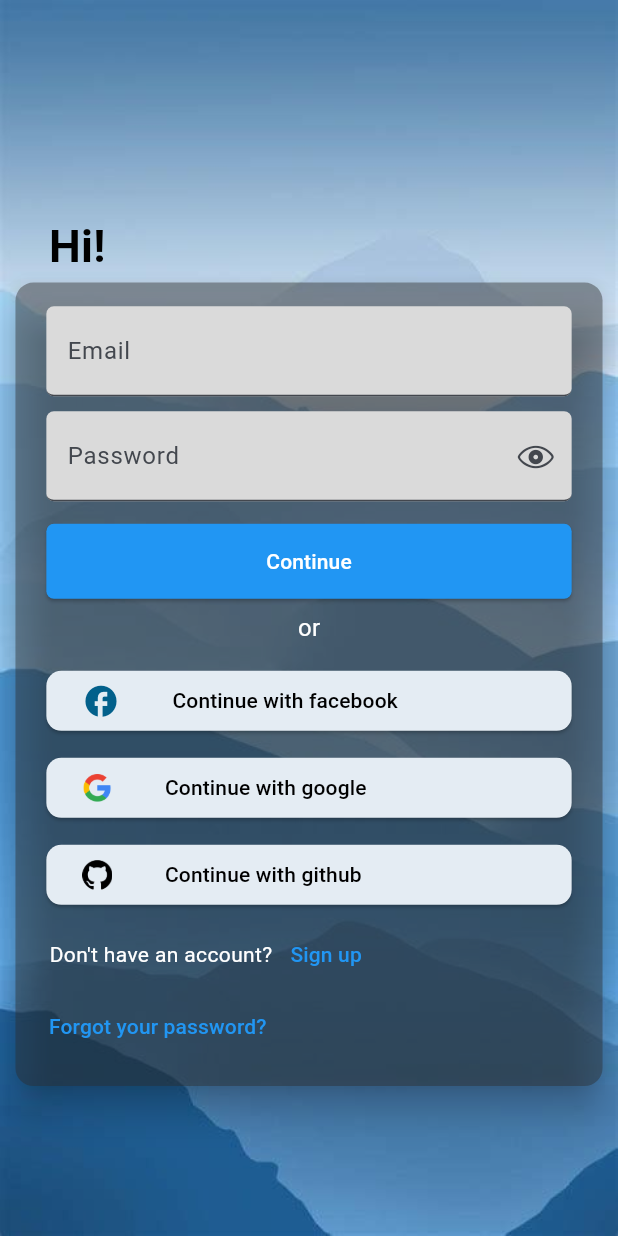
After one commit to marcoaudev/firebase_auth, a Flutter app: the screen it shows after launch, on a phone screen of 412 x 824 dp. The commit adds this screen. Run offline on Flutter 3.47's test engine with Material 3 defaults, Android fonts, the phone set to English and light mode, and no system bars; our stand-ins replace equatable, firebase_auth, firebase_core, flutter_mobx, mobx; accounts and stored records are empty; generated files the repository leaves out were written again.

Commit message:
Seu commit disfarçado

```diff
--- a/lib/app/app.dart
+++ b/lib/app/app.dart
@@ -1,5 +1,5 @@
-import 'package:auth/app/auth/ui/pages/sign_up_page.dart';
-import 'package:auth/app/auth/ui/pages/welcome_page.dart';
+import 'package:auth/app/auth/ui/screens/sign_up_page.dart';
+import 'package:auth/app/auth/ui/screens/sign_in_page.dart';
 import 'package:flutter/material.dart';
 
 class App extends StatelessWidget {
@@ -15,7 +15,7 @@ class App extends StatelessWidget {
         colorScheme: ColorScheme.fromSeed(seedColor: Colors.blue),
       ),
       routes: {
-        "/": (context) => const WelcomePage(),
+        "/": (context) => const SignInPage(),
         "/signup": (context) => const SignUpPage(),
       },
     );
--- /dev/null
+++ b/lib/app/auth/data/datasources/user_auth_data_sources.dart
@@ -0,0 +1,15 @@
+import 'package:auth/app/auth/data/models/user_model.dart';
+
+abstract class UserAuthDataSource {
+
+  Future<UserModel> signUpWithEmailAndPassword({
+    required String email,
+    required String password,
+  });
+
+  Future<UserModel> signInWithEmailAndPassword({
+    required String email,
+    required String password,
+  });
+
+}
--- /dev/null
+++ b/lib/app/auth/data/datasources/user_auth_data_sources_impl.dart
@@ -0,0 +1,58 @@
+import 'package:auth/app/auth/data/models/user_model.dart';
+import 'package:firebase_auth/firebase_auth.dart' as firebase_auth;
+import 'package:auth/app/auth/data/datasources/user_auth_data_sources.dart';
+
+
+
+class AuthUserDataSourceFirebase implements UserAuthDataSource {
+  AuthUserDataSourceFirebase({
+    firebase_auth.FirebaseAuth? firebaseAuth,
+  }) : _firebaseAuth = firebaseAuth ?? firebase_auth.FirebaseAuth.instance;
+
+  final firebase_auth.FirebaseAuth _firebaseAuth;
+
+
+  @override
+  Future<UserModel> signUpWithEmailAndPassword({
+    required String email,
+    required String password,
+  }) async {
+    try {
+      firebase_auth.UserCredential credential =
+          await _firebaseAuth.createUserWithEmailAndPassword(
+        email: email,
+        password: password,
+      );
+
+      if (credential.user == null) {
+        throw Exception('Sign up failed: The user is null after sign up.');
+      }
+
+      return UserModel.fromJson(credential);
+    } catch (error) {
+      throw Exception('Sign up failed: $error');
+    }
+  }
+
+  @override
+  Future<UserModel> signInWithEmailAndPassword({
+    required String email,
+    required String password,
+  }) async {
+    try {
+      firebase_auth.UserCredential credential =
+          await _firebaseAuth.signInWithEmailAndPassword(
+        email: email,
+        password: password,
+      );
+
+      if (credential.user == null) {
+        throw Exception('Sign in failed: The user is null after sign in.');
+      }
+
+      return UserModel.fromJson(credential);
+    } catch (error) {
+      throw Exception('Sign in failed: $error');
+    }
+  }
+}
--- /dev/null
+++ b/lib/app/auth/data/models/user_model.dart
@@ -0,0 +1,13 @@
+import 'package:auth/app/auth/domain/entities/user_entity.dart';
+import 'package:firebase_auth/firebase_auth.dart';
+
+class UserModel extends UserEntity {
+  const UserModel({required super.id, required super.email});
+
+  factory UserModel.fromJson(UserCredential user) {
+    return UserModel(
+      id: user.user?.uid ?? "ID Nulo",
+      email: user.user?.email ?? "Email Nulo",
+    );
+  }
+}
--- /dev/null
+++ b/lib/app/auth/data/repositories/user_repository_impl.dart
@@ -0,0 +1,32 @@
+import 'package:auth/app/auth/data/datasources/user_auth_data_sources.dart';
+import 'package:auth/app/auth/domain/entities/user_entity.dart';
+import 'package:auth/app/auth/domain/repositories/user_repository.dart';
+
+class UserRepositoryImpl implements UserRepository{
+  final UserAuthDataSource dataSource;
+
+  UserRepositoryImpl(this.dataSource);
+
+  @override
+  Future<UserEntity> signIn({required String email, required String password}) async{
+    final user = await dataSource.signInWithEmailAndPassword(
+      email: email,
+      password: password,
+    );
+
+    return user;
+  }
+
+  @override
+  Future<void> signOut() {
+    // TODO: implement signOut
+    throw UnimplementedError();
+  }
+
+  @override
+  Future<UserEntity> signUp({required String email, required String password}) {
+    // TODO: implement signUp
+    throw UnimplementedError();
+  }
+
+}
--- a/lib/app/auth/domain/usecases/sing_in_usecase.dart
+++ b/lib/app/auth/domain/usecases/sing_in_usecase.dart
@@ -7,11 +7,11 @@ class SignInUseCase {
 
   SignInUseCase({required this.repository});
 
-  Future<UserEntity> call(SignInParams params) async {
+  Future<UserEntity> call(TextEditingController email, TextEditingController password) async {
     try {
       return await repository.signIn(
-        email: params.email.text,
-        password: params.password.text,
+        email: email.text,
+        password: password.text,
       );
     } on ArgumentError catch (error) {
       throw Exception(error);
@@ -20,13 +20,3 @@ class SignInUseCase {
     }
   }
 }
-
-class SignInParams {
-  final TextEditingController email;
-  final TextEditingController password;
-
-  SignInParams({
-    required this.email,
-    required this.password,
-  });
-}
--- a/lib/app/auth/ui/pages/components/custom_buttom.dart
+++ b/lib/app/auth/ui/screens/components/custom_buttom.dart
@@ -1,12 +1,12 @@
 import 'package:flutter/material.dart';
 
 class CustomButton extends StatelessWidget {
-  final String title;
+  final Widget child;
   final Color color;
   final void Function() onPressed;
   const CustomButton({
     super.key,
-    required this.title,
+    required this.child,
     required this.color,
     required this.onPressed,
   });
@@ -23,7 +23,7 @@ class CustomButton extends StatelessWidget {
           shape: RoundedRectangleBorder(borderRadius: BorderRadius.circular(5)),
         ),
         onPressed: onPressed,
-        child: Text(title, style: TextStyle(color: Colors.white)),
+        child: child,
       ),
     );
   }
--- a/lib/app/auth/ui/pages/components/custom_text_form_field.dart
+++ b/lib/app/auth/ui/screens/components/custom_text_form_field.dart
@@ -6,6 +6,8 @@ class CustomTextFormField extends StatelessWidget {
   final String? Function(String?)? validator;
   final Widget? suffixIcon;
   final bool obscureText;
+  final TextInputType? keyboardType;
+
   const CustomTextFormField({
     super.key,
     required this.labelText,
@@ -13,6 +15,7 @@ class CustomTextFormField extends StatelessWidget {
     this.validator,
     this.suffixIcon,
     this.obscureText = false,
+    this.keyboardType,
   });
 
   @override
@@ -21,9 +24,11 @@ class CustomTextFormField extends StatelessWidget {
       width: MediaQuery.of(context).size.width * 0.85,
       child: TextFormField(
         validator: validator,
+        keyboardType: keyboardType,
         autovalidateMode: AutovalidateMode.onUnfocus,
         controller: controller,
         obscureText: obscureText,
+        textInputAction: TextInputAction.next,
         decoration: InputDecoration(
           filled: true,
           suffixIcon: suffixIcon,
--- /dev/null
+++ b/lib/app/auth/ui/screens/sign_in_page.dart
@@ -0,0 +1,245 @@
+import 'package:auth/app/auth/data/datasources/user_auth_data_sources_impl.dart';
+import 'package:auth/app/auth/data/repositories/user_repository_impl.dart';
+import 'package:auth/app/auth/domain/usecases/sing_in_usecase.dart';
+import 'package:auth/app/auth/ui/screens/components/button_service.dart';
+import 'package:auth/app/auth/ui/screens/components/custom_buttom.dart';
+import 'package:auth/app/auth/ui/screens/components/custom_text_form_field.dart';
+import 'package:auth/app/auth/ui/stores/sign_in_page_store.dart';
+import 'package:auth/app/home/home_page.dart';
+import 'package:flutter/cupertino.dart';
+import 'package:flutter/material.dart';
+import 'package:flutter_mobx/flutter_mobx.dart';
+
+class SignInPage extends StatefulWidget {
+  const SignInPage({super.key});
+
+  @override
+  State<SignInPage> createState() => _SignInPageState();
+}
+
+class _SignInPageState extends State<SignInPage> {
+  final _formKey = GlobalKey<FormState>();
+  final _emailController = TextEditingController();
+  final _passwordController = TextEditingController();
+  bool obscureText = true;
+  SignInPageStore store = SignInPageStore(
+    SignInUseCase(repository: UserRepositoryImpl(AuthUserDataSourceFirebase())),
+  );
+
+  @override
+  Widget build(BuildContext context) {
+    return Form(
+      key: _formKey,
+      child: Scaffold(
+        body: SingleChildScrollView(
+          child: Container(
+            width: MediaQuery.of(context).size.width,
+            height: MediaQuery.of(context).size.height,
+            decoration: BoxDecoration(
+              image: DecorationImage(
+                image: AssetImage("assets/images/background_app.jpg"),
+                fit: BoxFit.cover,
+              ),
+            ),
+            child: Stack(
+              alignment: AlignmentDirectional.bottomCenter,
+              children: [
+                Padding(
+                  padding: EdgeInsets.only(
+                    bottom: MediaQuery.of(context).size.height * 0.775,
+                    right: MediaQuery.of(context).size.width * 0.75,
+                  ),
+                  child: Text(
+                    "Hi!",
+                    style: TextStyle(
+                      color: Colors.black,
+                      fontSize: 30,
+                      fontWeight: FontWeight.bold,
+                    ),
+                  ),
+                ),
+                Card(
+                  color: const Color.fromARGB(110, 44, 44, 44),
+                  margin: EdgeInsets.only(bottom: 100),
+                  elevation: 10,
+                  child: SizedBox(
+                    height: MediaQuery.of(context).size.height * 0.65,
+                    width: MediaQuery.of(context).size.width * 0.95,
+                    child: Column(
+                      mainAxisAlignment: MainAxisAlignment.center,
+                      crossAxisAlignment: CrossAxisAlignment.center,
+                      children: [
+                        CustomTextFormField(
+                          labelText: "Email",
+                          keyboardType: TextInputType.emailAddress,
+                          controller: _emailController,
+                          validator: (p0) {
+                            if (p0 == null || p0.isEmpty) {
+                              return 'Please enter an email';
+                            }
+                            // Regular expression to validate email
+                            final emailRegex = RegExp(
+                              r'^[\w-.]+@([\w-]+\.)+[\w-]{2,4}$',
+                            );
+                            if (!emailRegex.hasMatch(p0)) {
+                              return 'Invalid email';
+                            }
+                            return null;
+                          },
+                        ),
+                        SizedBox(height: 10),
+                        CustomTextFormField(
+                          labelText: "Password",
+                          controller: _passwordController,
+                          obscureText: obscureText,
+                          keyboardType: TextInputType.visiblePassword,
+                          suffixIcon: IconButton(
+                            onPressed:
+                                () => setState(() {
+                                  obscureText = !obscureText;
+                                }),
+                            icon: Icon(
+                              obscureText
+                                  ? CupertinoIcons.eye
+                                  : CupertinoIcons.eye_slash,
+                            ),
+                          ),
+                          validator: (p0) {
+                            if (p0 == null || p0.isEmpty) {
+                              return 'Please enter an password';
+                            }
+
+                            if (p0.length < 8) {
+                              return 'Your password must has 8 characters';
+                            }
+                            return null;
+                          },
+                        ),
+                        Observer(
+                          builder: (context) {
+                            if (store.signInPageState.isSuccess) {
+                              WidgetsBinding.instance.addPostFrameCallback((_) {
+                                Navigator.of(context).push(
+                                  MaterialPageRoute(
+                                    builder: (context) {
+                                      return HomePage(user: store.user);
+                                    },
+                                  ),
+                                );
+                              });
+                            }
+                            return CustomButton(
+                              color: Colors.blue,
+                              onPressed: () {
+                                if (_formKey.currentState!.validate()) {
+                                  store.signIn(
+                                    email: _emailController,
+                                    password: _passwordController,
+                                  );
+                                }
+                              },
+                              child:
+                                  store.signInPageState.isLoading
+                                      ? SizedBox(
+                                        height: 20,
+                                        width: 20,
+                                        child: CircularProgressIndicator(
+                                          backgroundColor: Colors.white,
+                                          strokeWidth: 1,
+                                        ),
+                                      )
+                                      : Text(
+                                        "Continue",
+                                        style: TextStyle(color: Colors.white),
+                                      ),
+                            );
+                          },
+                        ),
+
+                        Padding(
+                          padding: const EdgeInsets.all(8.0),
+                          child: Text(
+                            "or",
+                            style: TextStyle(color: Colors.white, fontSize: 16),
+                          ),
+                        ),
+                        ButtonService(
+                          description: "Continue with facebook",
+                          icon: Icon(
+                            Icons.facebook,
+                            color: const Color.fromARGB(255, 2, 96, 139),
+                            size: 25,
+                          ),
+                        ),
+                        ButtonService(
+                          description: "Continue with google",
+                          icon: SizedBox(
+                            height: 20,
+                            child: Image.asset("assets/images/google_icon.png"),
+                          ),
+                        ),
+                        ButtonService(
+                          description: "Continue with github",
+                          icon: SizedBox(
+                            height: 20,
+                            child: Image.asset("assets/images/github_icon.png"),
+                          ),
+                        ),
+                        Padding(
+                          padding: EdgeInsets.only(
+                            left: MediaQuery.of(context).size.width * 0.055,
+                          ),
+                          child: Row(
+                            children: [
+                              Text(
+                                "Don't have an account?",
+                                style: TextStyle(color: Colors.white),
+                              ),
+                              TextButton(
+                                onPressed:
+                                    () => Navigator.of(
+                                      context,
+                                    ).pushNamed("/signup"),
+                                child: Text(
+                                  "Sign up",
+                                  style: TextStyle(color: Colors.blue),
+                                ),
+                              ),
+                            ],
+                          ),
+                        ),
+                        Padding(
+                          padding: EdgeInsets.only(
+                            left: MediaQuery.of(context).size.width * 0.025,
+                          ),
+                          child: Row(
+                            children: [
+                              TextButton(
+                                onPressed: () {},
+                                child: Text(
+                                  "Forgot your password?",
+                                  style: TextStyle(color: Colors.blue),
+                                ),
+                              ),
+                            ],
+                          ),
+                        ),
+                      ],
+                    ),
+                  ),
+                ),
+              ],
+            ),
+          ),
+        ),
+      ),
+    );
+  }
+
+  @override
+  void dispose() {
+    _emailController.dispose();
+    _passwordController.dispose();
+    super.dispose();
+  }
+}
--- /dev/null
+++ b/lib/app/auth/ui/stores/sign_in_page_store.dart
@@ -0,0 +1,37 @@
+import 'package:auth/app/auth/domain/entities/user_entity.dart';
+import 'package:auth/app/auth/domain/usecases/sing_in_usecase.dart';
+import 'package:auth/app/auth/ui/states/sign_in_page_state.dart';
+import 'package:flutter/material.dart';
+import 'package:mobx/mobx.dart';
+part 'sign_in_page_store.g.dart';
+
+class SignInPageStore = _SignInPageStore with _$SignInPageStore;
+
+abstract class _SignInPageStore with Store {
+  final SignInUseCase usecase;
+
+  _SignInPageStore(this.usecase);
+
+  @observable
+  UserEntity user = UserEntity.empty;
+
+  @observable
+  SignInPageState signInPageState = SignInPageState.idle;
+
+  @action
+  void setStatePage(SignInPageState value) => signInPageState = value;
+
+  @action
+  void signIn({
+    required TextEditingController email,
+    required TextEditingController password,
+  }) async {
+    setStatePage(SignInPageState.loading);
+    try {
+      user = await usecase(email, password);
+      setStatePage(SignInPageState.success);
+    } catch (e) {
+      setStatePage(SignInPageState.error);
+    }
+  }
+}
--- a/pubspec.yaml
+++ b/pubspec.yaml
@@ -37,6 +37,10 @@ dependencies:
   equatable: ^2.0.7
   firebase_auth: ^5.5.1
   firebase_core: ^3.12.1
+  mobx: ^2.5.0
+  mobx_codegen: ^2.7.0
+  build_runner: ^2.4.15
+  flutter_mobx: ^2.3.0
 
 dev_dependencies:
   flutter_test:
```
Also changed, not shown: lib/app/auth/ui/pages/welcome_page.dart (deleted, +0 -198 lines), lib/app/auth/ui/screens/sign_up_page.dart (renamed from lib/app/auth/ui/pages/sign_up_page.dart, +7 -5 lines), lib/app/auth/ui/states/sign_in_page_state.dart (added, +14 -0 lines), lib/app/home/home_page.dart (added, +35 -0 lines), lib/app/auth/ui/screens/components/button_service.dart (renamed from lib/app/auth/ui/pages/components/button_service.dart), lib/app/auth/ui/screens/components/custom_card_transparent.dart (renamed from lib/app/auth/ui/pages/components/custom_card_transparent.dart), lib/app/auth/ui/stores/sign_in_page_store.g.dart (added), pubspec.lock.
